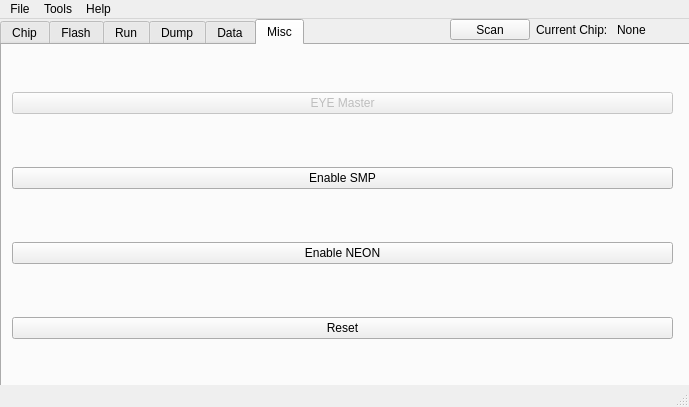
Before: the Qt Designer form src/mainwindow.ui in YuzukiTsuru/YFEL, drawn with Qt 5.
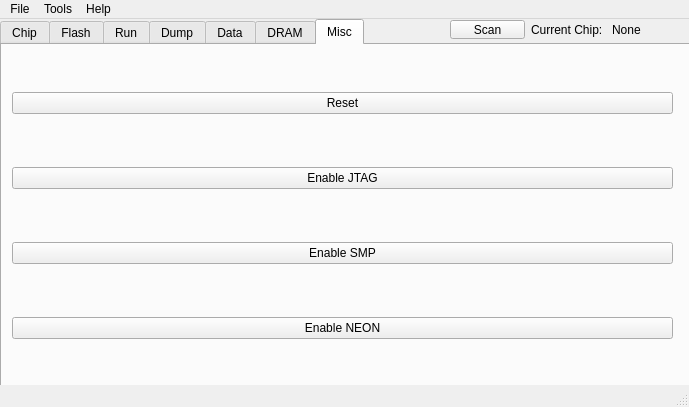
After: the same form once the commit is applied. The open tabs and pages were chosen to show the change.

Commit message: delete eyemaster, change to mainwindow

What changed in the file:
```diff
--- a/src/mainwindow.ui
+++ b/src/mainwindow.ui
@@ -568,6 +568,11 @@
       <string>Data</string>
      </attribute>
     </widget>
+    <widget class="QWidget" name="dram_tab">
+     <attribute name="title">
+      <string>DRAM</string>
+     </attribute>
+    </widget>
     <widget class="QWidget" name="misc_tab">
      <attribute name="title">
       <string>Misc</string>
@@ -582,37 +587,34 @@
        </rect>
       </property>
       <layout class="QGridLayout" name="gridLayout">
-       <item row="0" column="0">
-        <widget class="QPushButton" name="Misc_eyemaster_button">
-         <property name="enabled">
-          <bool>false</bool>
-         </property>
-         <property name="text">
-          <string>EYE Master</string>
-         </property>
-        </widget>
-       </item>
-       <item row="1" column="0">
+       <item row="2" column="0">
         <widget class="QPushButton" name="Misc_enable_smp_pushButton">
          <property name="text">
           <string>Enable SMP</string>
          </property>
         </widget>
        </item>
-       <item row="2" column="0">
+       <item row="3" column="0">
         <widget class="QPushButton" name="Misc_enable_neon_pushButton">
          <property name="text">
           <string>Enable NEON</string>
          </property>
         </widget>
        </item>
-       <item row="3" column="0">
+       <item row="0" column="0">
         <widget class="QPushButton" name="Misc_reset_pushButton">
          <property name="text">
           <string>Reset</string>
          </property>
         </widget>
        </item>
+       <item row="1" column="0">
+        <widget class="QPushButton" name="Misc_enable_jtag">
+         <property name="text">
+          <string>Enable JTAG</string>
+         </property>
+        </widget>
+       </item>
       </layout>
      </widget>
     </widget>
@@ -635,6 +637,12 @@
      </property>
      <item>
       <widget class="QPushButton" name="scan_pushButton">
+       <property name="maximumSize">
+        <size>
+         <width>75</width>
+         <height>19</height>
+        </size>
+       </property>
        <property name="text">
         <string>Scan</string>
        </property>
```
Left out of the diff: 2 changed lines with no effect on the pictures. The commit also changes 5 other files.
